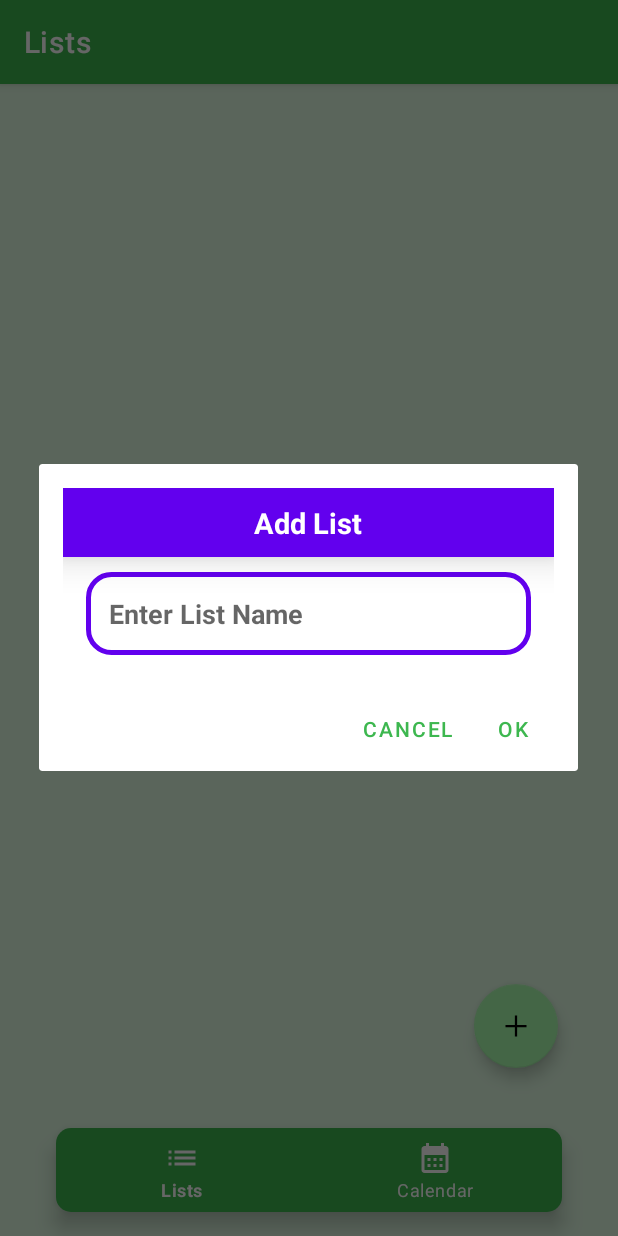
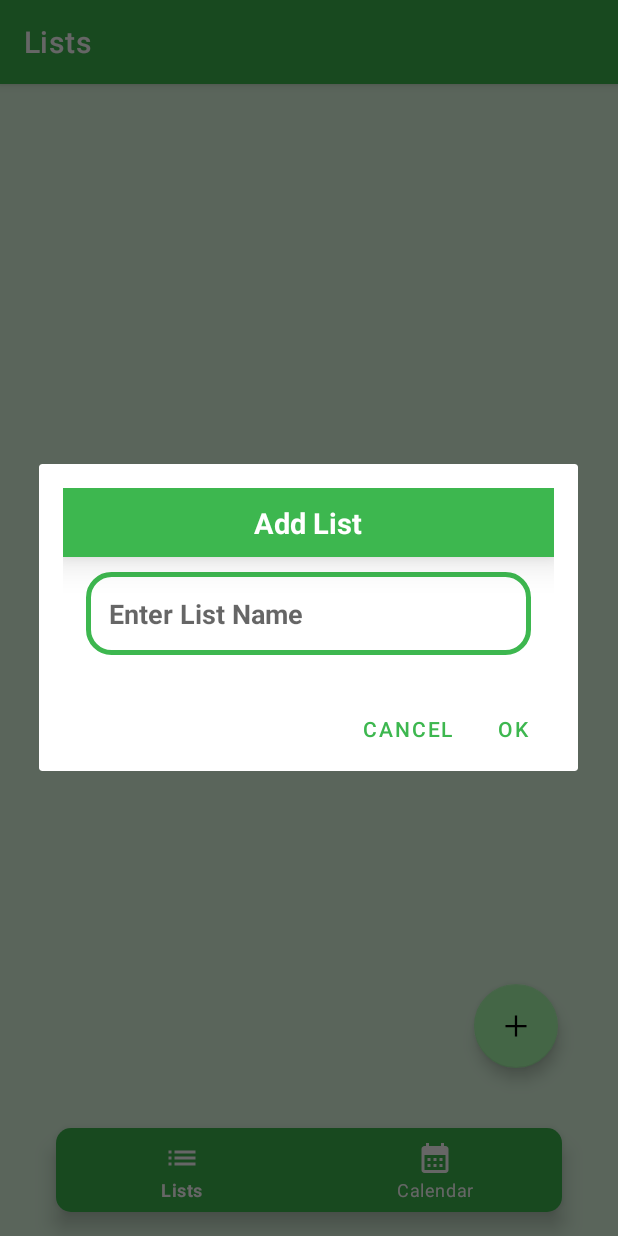
Before and after one commit to NilsNydegger/TaskFrog, an Android app: the screen it shows after launch (MainActivity), after a tap on "AddButton", on a phone screen of 412 x 824 dp. Run offline under Robolectric (Android 15) with nearby library versions, the phone set to English and light mode, and no system bars; our stand-ins replace Room's generated code, navigation-ui.

Commit message:
Changed Add List Design and Icons for Editing / Deleting

```diff
--- a/app/src/main/res/drawable/ic_delete.xml
+++ b/app/src/main/res/drawable/ic_delete.xml
@@ -1,4 +1,4 @@
-<vector android:height="24dp" android:tint="#FE3924"
+<vector android:height="24dp" android:tint="@color/darkerGreen"
     android:viewportHeight="24" android:viewportWidth="24"
     android:width="24dp" xmlns:android="http://schemas.android.com/apk/res/android">
     <path android:fillColor="@android:color/white" android:pathData="M6,19c0,1.1 0.9,2 2,2h8c1.1,0 2,-0.9 2,-2V7H6v12zM19,4h-3.5l-1,-1h-5l-1,1H5v2h14V4z"/>
--- a/app/src/main/res/drawable/ic_edit.xml
+++ b/app/src/main/res/drawable/ic_edit.xml
@@ -1,4 +1,4 @@
-<vector android:height="24dp" android:tint="#043AD8"
+<vector android:height="24dp" android:tint="@color/darkerGreen"
     android:viewportHeight="24" android:viewportWidth="24"
     android:width="24dp" xmlns:android="http://schemas.android.com/apk/res/android">
     <path android:fillColor="@android:color/white" android:pathData="M3,17.25V21h3.75L17.81,9.94l-3.75,-3.75L3,17.25zM20.71,7.04c0.39,-0.39 0.39,-1.02 0,-1.41l-2.34,-2.34c-0.39,-0.39 -1.02,-0.39 -1.41,0l-1.83,1.83 3.75,3.75 1.83,-1.83z"/>
--- a/app/src/main/res/drawable/shape_background.xml
+++ b/app/src/main/res/drawable/shape_background.xml
@@ -3,7 +3,7 @@
     android:shape="rectangle"
     xmlns:android="http://schemas.android.com/apk/res/android">
     <solid android:color="@color/white"/>
-    <stroke android:color="@color/purple_500" android:width="3dp"/>
+    <stroke android:color="@color/darkerGreen" android:width="3dp"/>
     <corners android:radius="15dp"/>
 
 </shape>
--- a/app/src/main/res/layout/add_list.xml
+++ b/app/src/main/res/layout/add_list.xml
@@ -15,34 +15,36 @@
         android:layout_width="match_parent"
         android:layout_height="wrap_content"
         tools:ignore="UselessParent">
+
         <TextView
+            android:layout_width="match_parent"
+            android:layout_height="wrap_content"
+            android:layout_gravity="center"
+            android:background="@color/darkerGreen"
+            android:elevation="15dp"
+            android:gravity="center"
+            android:padding="10dp"
             android:text="@string/add_listName"
-            android:textStyle="bold"
+            android:textColor="@color/white"
             android:textSize="19sp"
-            android:textColor="@color/white"
-            android:background="@color/purple_500"
-            android:padding="10dp"
-            android:elevation="15dp"
-            android:layout_gravity="center"
-            android:gravity="center"
-            android:layout_width="match_parent"
-            android:layout_height="wrap_content"/>
+            android:textStyle="bold" />
+
         <EditText
             android:id="@+id/listName"
+            android:layout_width="match_parent"
+            android:layout_height="wrap_content"
+            android:layout_marginLeft="15dp"
+            android:layout_marginTop="10dp"
+            android:layout_marginRight="15dp"
+            android:layout_marginBottom="5dp"
+            android:autofillHints=""
+            android:background="@drawable/shape_background"
             android:hint="@string/enter_list_name"
             android:inputType="textPersonName"
-            android:textColor="@color/purple_500"
+            android:padding="15dp"
+            android:textColor="@color/greyGreen"
             android:textSize="18sp"
-            android:textStyle="bold"
-            android:background="@drawable/shape_background"
-            android:padding="15dp"
-            android:layout_marginLeft="15dp"
-            android:layout_marginRight="15dp"
-            android:layout_marginTop="10dp"
-            android:layout_marginBottom="5dp"
-            android:layout_width="match_parent"
-            android:layout_height="wrap_content"
-            android:autofillHints="" />
+            android:textStyle="bold" />
 
 
 
```
